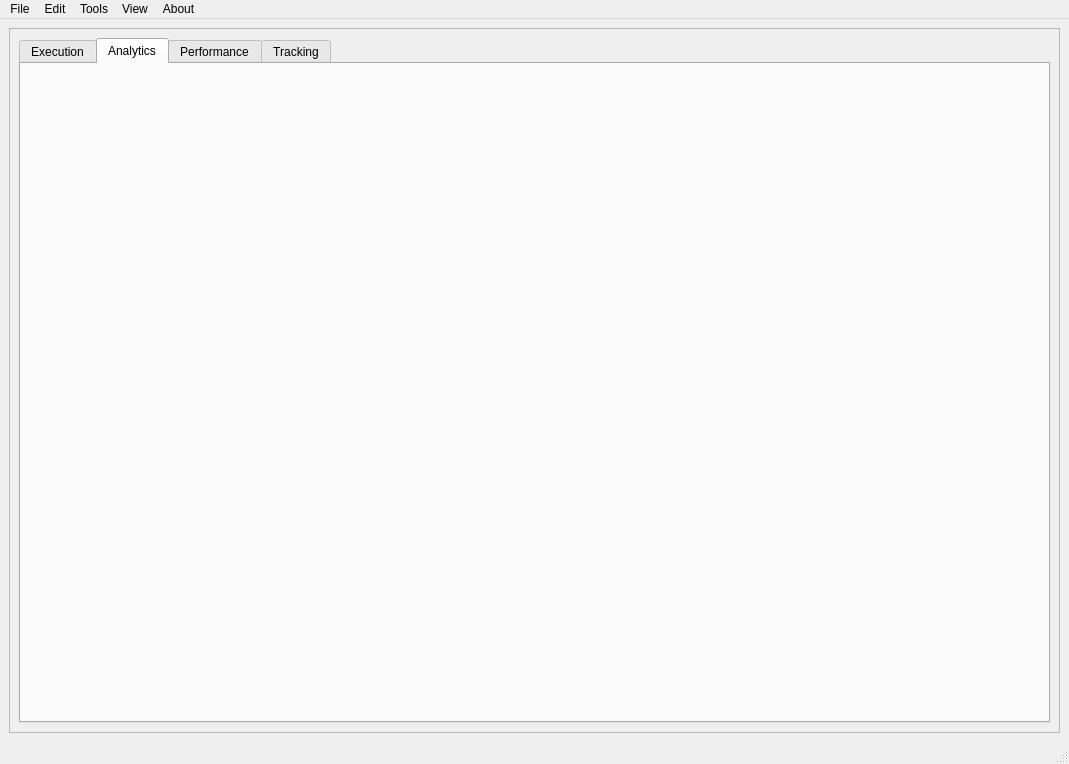
The4ofUs/Monte-Carlo-Simulation-of-Light-Propagation, file gui/RandomWalk_Ui/minimal.ui: the form before one commit.
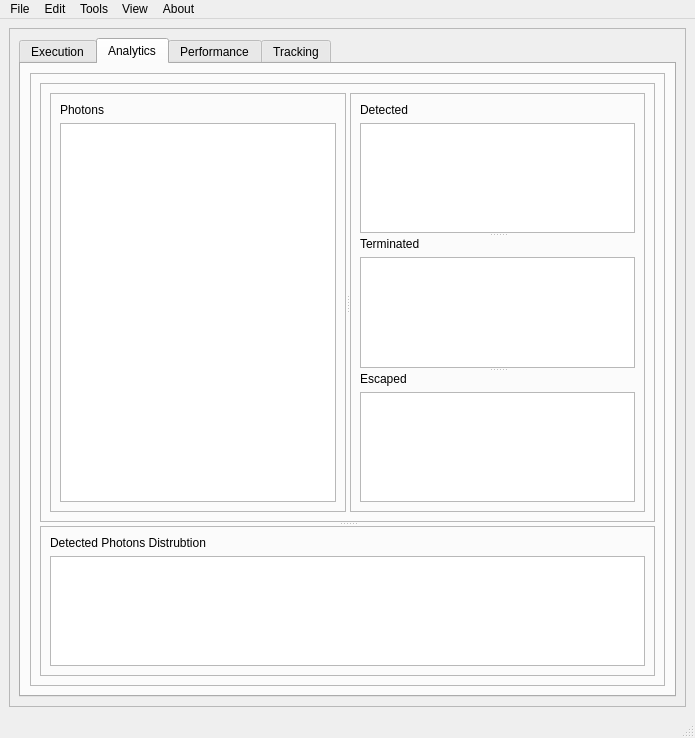
The form after the commit. The open tabs and pages were chosen to show the change.

Commit message: Now can Build and Run through the UI, TO-DO: build on a separate thread to prevent ui blocking

Diff of the .ui file:
```diff
--- a/gui/RandomWalk_Ui/minimal.ui
+++ b/gui/RandomWalk_Ui/minimal.ui
@@ -6,8 +6,8 @@
    <rect>
     <x>0</x>
     <y>0</y>
-    <width>1069</width>
-    <height>764</height>
+    <width>695</width>
+    <height>738</height>
    </rect>
   </property>
   <property name="windowTitle">
@@ -801,6 +801,151 @@
           <attribute name="title">
            <string>Analytics</string>
           </attribute>
+          <layout class="QGridLayout" name="gridLayout_11">
+           <item row="0" column="0">
+            <widget class="QFrame" name="frame_5">
+             <property name="frameShape">
+              <enum>QFrame::StyledPanel</enum>
+             </property>
+             <property name="frameShadow">
+              <enum>QFrame::Raised</enum>
+             </property>
+             <layout class="QGridLayout" name="gridLayout_12">
+              <item row="0" column="0">
+               <widget class="QSplitter" name="splitter_2">
+                <property name="orientation">
+                 <enum>Qt::Vertical</enum>
+                </property>
+                <widget class="QFrame" name="frame_6">
+                 <property name="frameShape">
+                  <enum>QFrame::StyledPanel</enum>
+                 </property>
+                 <property name="frameShadow">
+                  <enum>QFrame::Raised</enum>
+                 </property>
+                 <layout class="QGridLayout" name="gridLayout_13">
+                  <item row="0" column="0">
+                   <widget class="QSplitter" name="splitter_3">
+                    <property name="orientation">
+                     <enum>Qt::Horizontal</enum>
+                    </property>
+                    <widget class="QFrame" name="frame_8">
+                     <property name="frameShape">
+                      <enum>QFrame::StyledPanel</enum>
+                     </property>
+                     <property name="frameShadow">
+                      <enum>QFrame::Raised</enum>
+                     </property>
+                     <layout class="QGridLayout" name="gridLayout_14">
+                      <item row="0" column="0">
+                       <layout class="QVBoxLayout" name="verticalLayout_7">
+                        <item>
+                         <widget class="QLabel" name="label_13">
+                          <property name="text">
+                           <string>Photons</string>
+                          </property>
+                         </widget>
+                        </item>
+                        <item>
+                         <widget class="QGraphicsView" name="graphicsView_2"/>
+                        </item>
+                       </layout>
+                      </item>
+                     </layout>
+                    </widget>
+                    <widget class="QFrame" name="frame_9">
+                     <property name="frameShape">
+                      <enum>QFrame::StyledPanel</enum>
+                     </property>
+                     <property name="frameShadow">
+                      <enum>QFrame::Raised</enum>
+                     </property>
+                     <layout class="QGridLayout" name="gridLayout_15">
+                      <item row="0" column="0">
+                       <widget class="QSplitter" name="splitter_4">
+                        <property name="orientation">
+                         <enum>Qt::Vertical</enum>
+                        </property>
+                        <widget class="QWidget" name="">
+                         <layout class="QVBoxLayout" name="verticalLayout_3">
+                          <item>
+                           <widget class="QLabel" name="label_14">
+                            <property name="text">
+                             <string>Detected</string>
+                            </property>
+                           </widget>
+                          </item>
+                          <item>
+                           <widget class="QGraphicsView" name="graphicsView_4"/>
+                          </item>
+                         </layout>
+                        </widget>
+                        <widget class="QWidget" name="">
+                         <layout class="QVBoxLayout" name="verticalLayout_4">
+                          <item>
+                           <widget class="QLabel" name="label_15">
+                            <property name="text">
+                             <string>Terminated</string>
+                            </property>
+                           </widget>
+                          </item>
+                          <item>
+                           <widget class="QGraphicsView" name="graphicsView_5"/>
+                          </item>
+                         </layout>
+                        </widget>
+                        <widget class="QWidget" name="">
+                         <layout class="QVBoxLayout" name="verticalLayout_5">
+                          <item>
+                           <widget class="QLabel" name="label_16">
+                            <property name="text">
+                             <string>Escaped</string>
+                            </property>
+                           </widget>
+                          </item>
+                          <item>
+                           <widget class="QGraphicsView" name="graphicsView_3"/>
+                          </item>
+                         </layout>
+                        </widget>
+                       </widget>
+                      </item>
+                     </layout>
+                    </widget>
+                   </widget>
+                  </item>
+                 </layout>
+                </widget>
+                <widget class="QFrame" name="frame_7">
+                 <property name="frameShape">
+                  <enum>QFrame::StyledPanel</enum>
+                 </property>
+                 <property name="frameShadow">
+                  <enum>QFrame::Raised</enum>
+                 </property>
+                 <layout class="QGridLayout" name="gridLayout_16">
+                  <item row="0" column="0">
+                   <layout class="QVBoxLayout" name="verticalLayout_6">
+                    <item>
+                     <widget class="QLabel" name="label_17">
+                      <property name="text">
+                       <string>Detected Photons Distrubtion</string>
+                      </property>
+                     </widget>
+                    </item>
+                    <item>
+                     <widget class="QGraphicsView" name="graphicsView_6"/>
+                    </item>
+                   </layout>
+                  </item>
+                 </layout>
+                </widget>
+               </widget>
+              </item>
+             </layout>
+            </widget>
+           </item>
+          </layout>
          </widget>
          <widget class="QWidget" name="tab_3">
           <attribute name="title">
@@ -825,7 +970,7 @@
     <rect>
      <x>0</x>
      <y>0</y>
-     <width>1069</width>
+     <width>695</width>
      <height>22</height>
     </rect>
    </property>
```
Left out of the diff: 104 changed lines with no effect on the pictures. Lines whose indentation alone changed are shown as unchanged. The commit also changes 7 other files.
